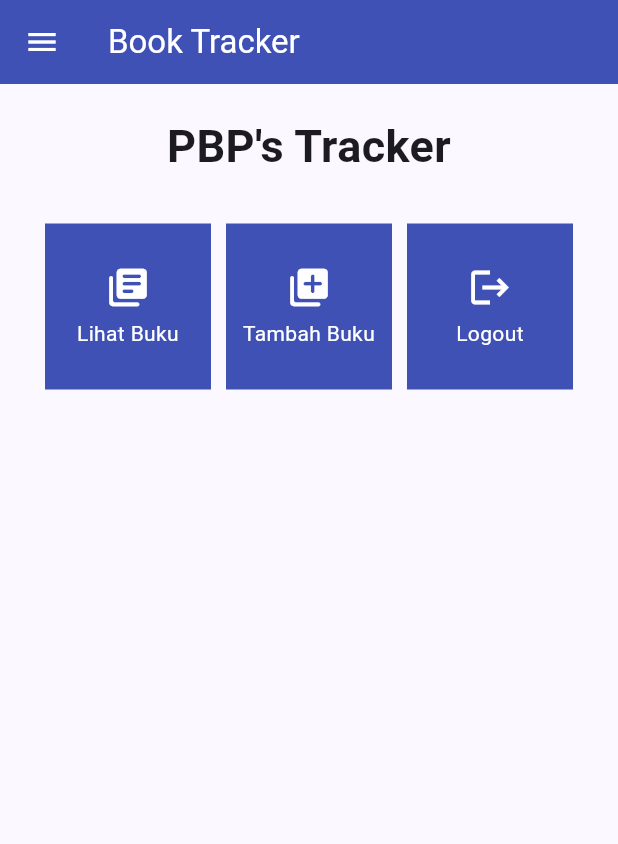
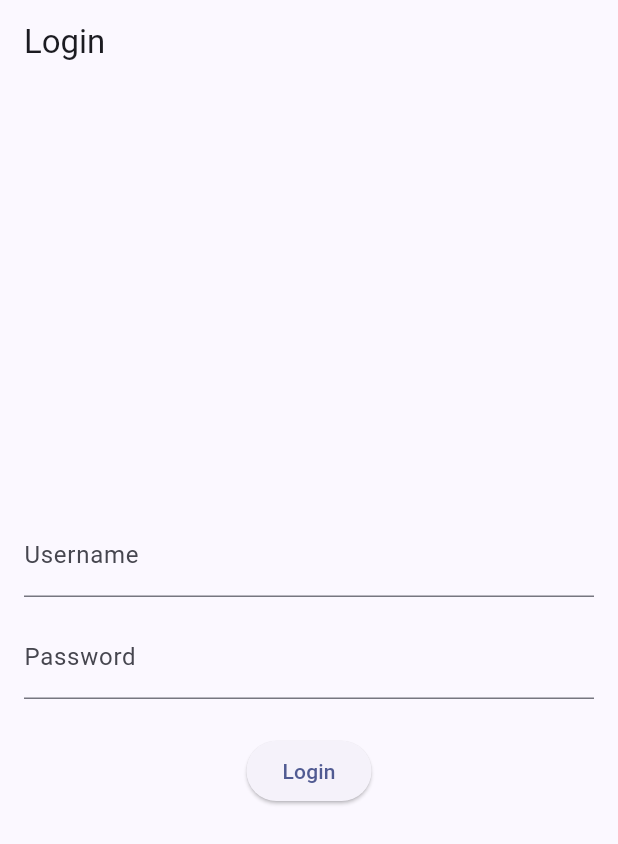
Before and after one commit to clvdyo/book-tracker-mobile, a Flutter app: the screen it shows after launch, on a phone screen of 412 x 824 dp. Shown: the top 844 px of the screen. Run offline on Flutter 3.47's test engine with Material 3 defaults, Android fonts, the phone set to English and light mode, and no system bars; missing offline and left inert: pbp_django_auth.

```diff
--- a/lib/main.dart
+++ b/lib/main.dart
@@ -1,38 +1,31 @@
+import 'package:book_tracker/screens/login.dart';
 import 'package:flutter/material.dart';
 import 'package:book_tracker/screens/menu.dart';
+import 'package:provider/provider.dart';
+import 'package:pbp_django_auth/pbp_django_auth.dart';
 
 void main() {
   runApp(const MyApp());
 }
 
 class MyApp extends StatelessWidget {
-  const MyApp({super.key});
+    const MyApp({Key? key}) : super(key: key);
 
-  // This widget is the root of your application.
     @override
     Widget build(BuildContext context) {
-    return MaterialApp(
-      title: 'Flutter Demo',
+        return Provider(
+            create: (_) {
+                CookieRequest request = CookieRequest();
+                return request;
+            },
+            child: MaterialApp(
+                title: 'Flutter App',
                 theme: ThemeData(
-        // This is the theme of your application.
-        //
-        // TRY THIS: Try running your application with "flutter run". You'll see
-        // the application has a purple toolbar. Then, without quitting the app,
-        // try changing the seedColor in the colorScheme below to Colors.green
-        // and then invoke "hot reload" (save your changes or press the "hot
-        // reload" button in a Flutter-supported IDE, or press "r" if you used
-        // the command line to start the app).
-        //
-        // Notice that the counter didn't reset back to zero; the application
-        // state is not lost during the reload. To reset the state, use hot
-        // restart instead.
-        //
-        // This works for code too, not just values: Most code changes can be
-        // tested with just a hot reload.
                     colorScheme: ColorScheme.fromSeed(seedColor: Colors.indigo),
                     useMaterial3: true,
                 ),
-      home: MyHomePage(),
+                home: LoginPage(),
+            ),
         );
     }
 }
--- /dev/null
+++ b/lib/screens/login.dart
@@ -0,0 +1,118 @@
+import 'package:book_tracker/screens/menu.dart';
+import 'package:flutter/material.dart';
+import 'package:pbp_django_auth/pbp_django_auth.dart';
+import 'package:provider/provider.dart';
+
+void main() {
+    runApp(const LoginApp());
+}
+
+class LoginApp extends StatelessWidget {
+    const LoginApp({super.key});
+
+    @override
+    Widget build(BuildContext context) {
+        return MaterialApp(
+            title: 'Login',
+            theme: ThemeData(
+                primarySwatch: Colors.blue,
+            ),
+            home: const LoginPage(),
+        );
+    }
+}
+
+class LoginPage extends StatefulWidget {
+    const LoginPage({super.key});
+
+    @override
+    State<LoginPage> createState() => _LoginPageState();
+}
+
+class _LoginPageState extends State<LoginPage> {
+    final TextEditingController _usernameController = TextEditingController();
+    final TextEditingController _passwordController = TextEditingController();
+
+    @override
+    Widget build(BuildContext context) {
+        final request = context.watch<CookieRequest>();
+        return Scaffold(
+            appBar: AppBar(
+                title: const Text('Login'),
+            ),
+            body: Container(
+                padding: const EdgeInsets.all(16.0),
+                child: Column(
+                    mainAxisAlignment: MainAxisAlignment.center,
+                    children: [
+                        TextField(
+                            controller: _usernameController,
+                            decoration: const InputDecoration(
+                                labelText: 'Username',
+                            ),
+                        ),
+                        const SizedBox(height: 12.0),
+                        TextField(
+                            controller: _passwordController,
+                            decoration: const InputDecoration(
+                                labelText: 'Password',
+                            ),
+                            obscureText: true,
+                        ),
+                        const SizedBox(height: 24.0),
+                        ElevatedButton(
+                            onPressed: () async {
+                                String username = _usernameController.text;
+                                String password = _passwordController.text;
+
+                                // Cek kredensial
+                                // TODO: Ganti URL dan jangan lupa tambahkan trailing slash (/) di akhir URL!
+                                // Untuk menyambungkan Android emulator dengan Django pada localhost,
+                                // gunakan URL http://10.0.2.2/
+                                final response = await request.login("http://127.0.0.1:8000/auth/login/", {
+                                    'username': username,
+                                    'password': password,
+                                });
+
+                                if (request.loggedIn) {
+                                    String message = response['message'];
+                                    String uname = response['username'];
+                                    if (context.mounted) {
+                                        Navigator.pushReplacement(
+                                            context,
+                                            MaterialPageRoute(builder: (context) => MyHomePage()),
+                                        );
+                                        ScaffoldMessenger.of(context)
+                                            ..hideCurrentSnackBar()
+                                            ..showSnackBar(
+                                                SnackBar(content: Text("$message Selamat datang, $uname.")));
+                                    }
+                                } else {
+                                    if (context.mounted) {
+                                        showDialog(
+                                            context: context,
+                                            builder: (context) => AlertDialog(
+                                                title: const Text('Login Gagal'),
+                                                content:
+                                                    Text(response['message']),
+                                                actions: [
+                                                    TextButton(
+                                                        child: const Text('OK'),
+                                                        onPressed: () {
+                                                            Navigator.pop(context);
+                                                        },
+                                                    ),
+                                                ],
+                                            ),
+                                        );
+                                    }
+                                }
+                            },
+                            child: const Text('Login'),
+                        ),
+                    ],
+                ),
+            ),
+        );
+    }
+}
--- a/lib/widgets/left_drawer.dart
+++ b/lib/widgets/left_drawer.dart
@@ -62,6 +62,7 @@ class LeftDrawer extends StatelessWidget {
                             ));
                         },
                     ),
+
                 ],
             ),
         );
--- a/pubspec.yaml
+++ b/pubspec.yaml
@@ -35,6 +35,9 @@ dependencies:
   # The following adds the Cupertino Icons font to your application.
   # Use with the CupertinoIcons class for iOS style icons.
   cupertino_icons: ^1.0.6
+  provider: ^6.1.2
+  pbp_django_auth: ^0.4.0
+  http: ^1.2.1
 
 dev_dependencies:
   flutter_test:
```
Also changed, not shown: lib/models/book.dart (added, +85 -0 lines), lib/screens/list_book.dart (added, +96 -0 lines), pubspec.lock, 2 other files. Lines whose indentation alone changed are shown as unchanged.
